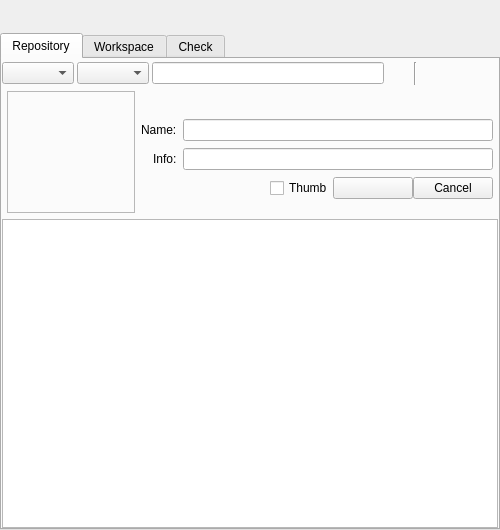
Qt form maya/ui/main.ui (lonegather/Samkit) before a commit.
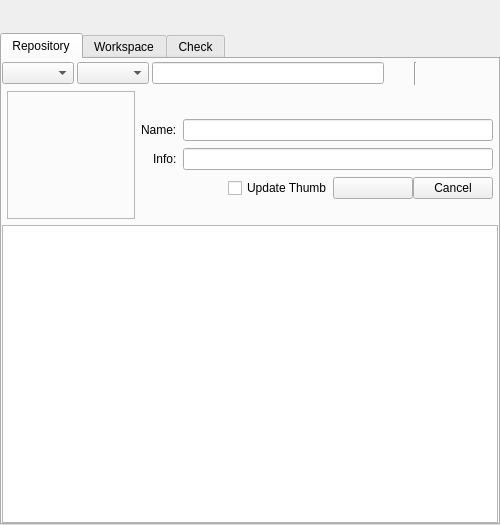
The same form after that commit.

```diff
--- a/maya/ui/main.ui
+++ b/maya/ui/main.ui
@@ -7,7 +7,7 @@
     <x>0</x>
     <y>0</y>
     <width>500</width>
-    <height>530</height>
+    <height>525</height>
    </rect>
   </property>
   <property name="minimumSize">
@@ -162,7 +162,7 @@
          <property name="maximumSize">
           <size>
            <width>16777215</width>
-           <height>128</height>
+           <height>134</height>
           </size>
          </property>
          <layout class="QHBoxLayout" name="horizontalLayout_5">
@@ -183,13 +183,13 @@
             <property name="minimumSize">
              <size>
               <width>128</width>
-              <height>0</height>
+              <height>128</height>
              </size>
             </property>
             <property name="maximumSize">
              <size>
               <width>128</width>
-              <height>16777215</height>
+              <height>128</height>
              </size>
             </property>
             <property name="frameShape">
@@ -238,7 +238,7 @@
               <item>
                <widget class="QCheckBox" name="cb_thumb">
                 <property name="text">
-                 <string>Thumb</string>
+                 <string>Update Thumb</string>
                 </property>
                </widget>
               </item>
```
